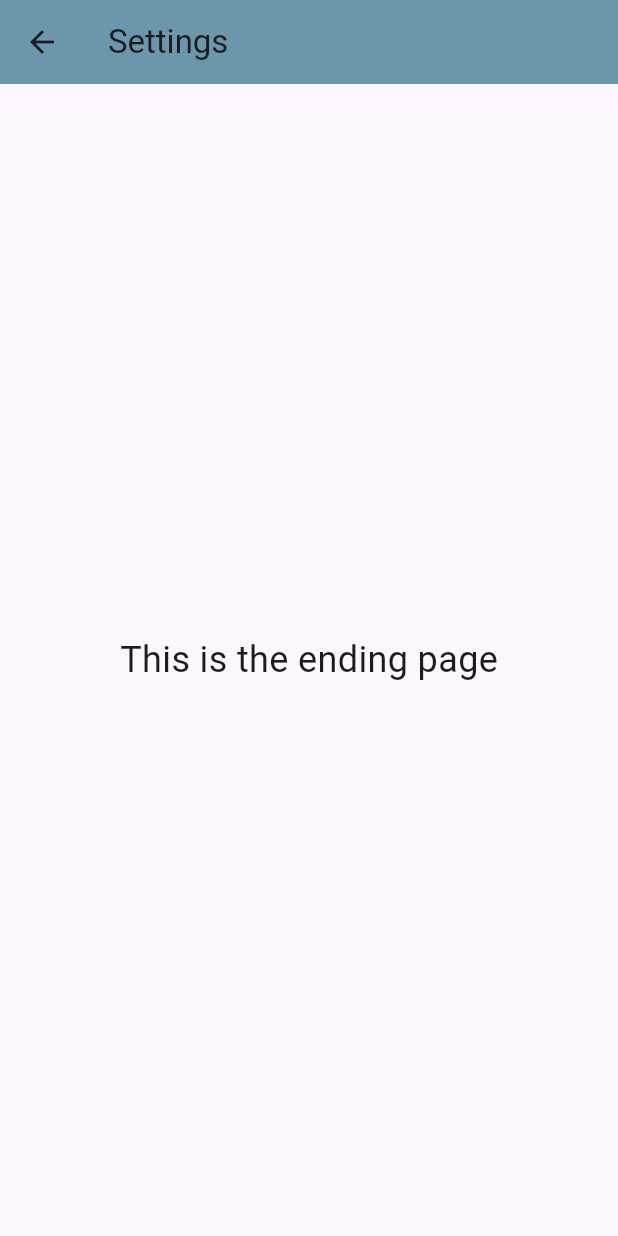
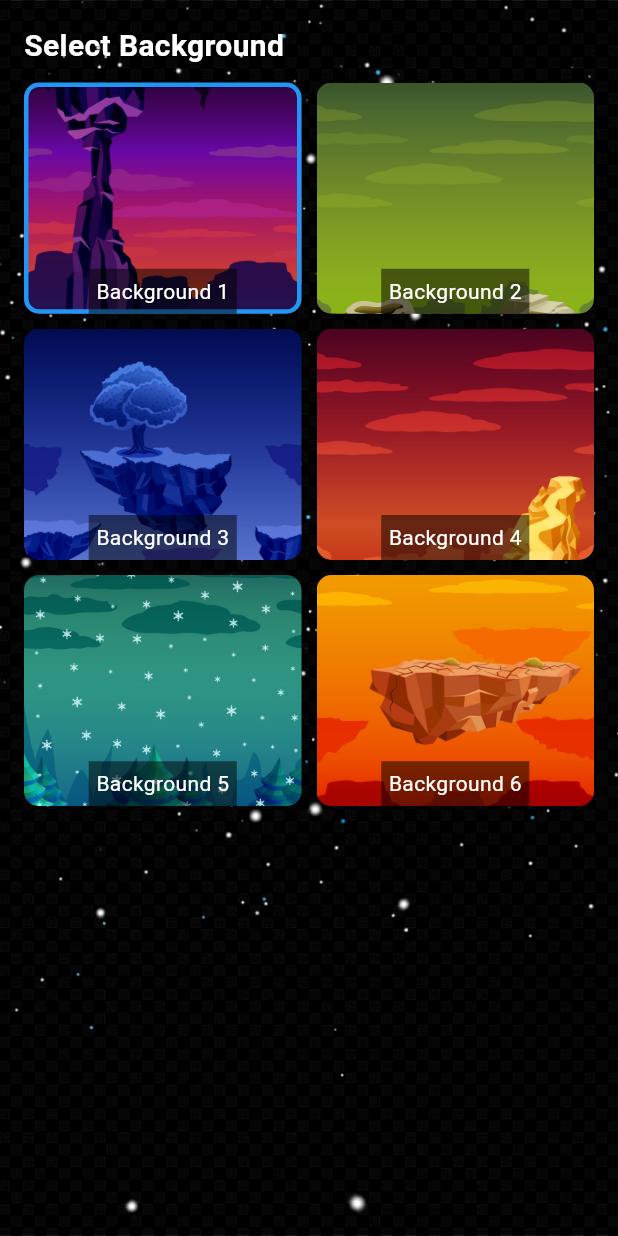
Before and after one commit to nazikanshaffAM/spello_onebysix, a Flutter app: the screen it shows after launch, after a tap on "SETTINGS", on a phone screen of 412 x 824 dp. Run offline on Flutter 3.47's test engine with Material 3 defaults, Android fonts, the phone set to English and light mode, and no system bars; our stand-ins replace animated_toggle_switch, fl_chart, flutter_slidable, shared_preferences, shelf, smooth_page_indicator; missing offline and left inert: record, shelf_router, tutorial_coach_mark.

Commit message:
feat: SettingsPage.dart updated

```diff
--- a/game1/lib/ApiService.dart
+++ b/game1/lib/ApiService.dart
@@ -3,7 +3,7 @@ import 'package:flutter/foundation.dart';
 import 'package:http/http.dart' as http;
 
 class ApiService {
-  static const String baseUrl = "http://192.168.58.48:5000";
+  static const String baseUrl = "http://192.168.107.48:5000";
 
   // Upload WAV file and get pronunciation accuracy
   static Future<int?> uploadAudio(String filePath) async {
--- a/game1/lib/GamePage.dart
+++ b/game1/lib/GamePage.dart
@@ -1,24 +1,45 @@
 import 'package:flutter/material.dart';
 import 'package:provider/provider.dart';
+import 'package:shared_preferences/shared_preferences.dart';
 import 'GameRules.dart';
 import 'AudioService.dart';
 
-class GamePage extends StatelessWidget {
+class GamePage extends StatefulWidget {
+  @override
+  _GamePageState createState() => _GamePageState();
+}
+
+class _GamePageState extends State<GamePage> {
   final AudioService _audioService = AudioService();
+  String backgroundImage = 'assets/images/b1.jpg'; // Default background
+
+  @override
+  void initState() {
+    super.initState();
+    _loadBackgroundImage();
+  }
+
+  // Load the selected background from SharedPreferences
+  Future<void> _loadBackgroundImage() async {
+    SharedPreferences prefs = await SharedPreferences.getInstance();
+    setState(() {
+      backgroundImage = prefs.getString("selectedBackground") ?? 'assets/images/b1.jpg';
+    });
+  }
 
   @override
   Widget build(BuildContext context) {
     return ChangeNotifierProvider(
-      create: (_) => GameRules(context), // ✅ Corrected context usage
+      create: (_) => GameRules(context),
       child: Scaffold(
         body: Consumer<GameRules>(
           builder: (context, gameRules, child) {
             return Stack(
               children: [
-                // 🖼 Background Image
+                // 🖼 Dynamic Background Image
                 Positioned.fill(
                   child: Image.asset(
-                    'assets/images/backgroundEndingPage.png',
+                    backgroundImage,
                     fit: BoxFit.cover,
                   ),
                 ),
@@ -89,7 +110,7 @@ class GamePage extends StatelessWidget {
                 Positioned(
                   bottom: 50,
                   right: 20,
-                  child: _buildMicButton(context), // ✅ Pass context
+                  child: _buildMicButton(context),
                 ),
               ],
             );
@@ -108,7 +129,7 @@ class GamePage extends StatelessWidget {
       onLongPressUp: () async {
         await _audioService.stopRecording();
 
-        var gameRules = Provider.of<GameRules>(context, listen: false); // ✅ Get the existing GameRules instance
+        var gameRules = Provider.of<GameRules>(context, listen: false);
         await _audioService.sendAudioToBackend(context, gameRules);
       },
       child: AnimatedContainer(
--- a/game1/lib/GameRules.dart
+++ b/game1/lib/GameRules.dart
@@ -1,4 +1,4 @@
-import 'dart:math';
+
 import 'package:flutter/material.dart';
 import 'ApiService.dart';
 import 'EndingPage.dart';
--- a/game1/lib/SettingsPage.dart
+++ b/game1/lib/SettingsPage.dart
@@ -1,20 +1,123 @@
 import 'package:flutter/material.dart';
+import 'package:shared_preferences/shared_preferences.dart';
 
-class Settingspage extends StatelessWidget {
-  const Settingspage({super.key});
+class SettingsPage extends StatefulWidget {
+  final Function(String) onBackgroundSelected; // Callback function
+
+  const SettingsPage({super.key, required this.onBackgroundSelected});
+
+  @override
+  _SettingsPageState createState() => _SettingsPageState();
+}
+
+class _SettingsPageState extends State<SettingsPage> {
+  List<String> backgroundImages = [
+    "assets/images/b1.jpg",
+    "assets/images/b2.jpg",
+    "assets/images/b3.jpg",
+    "assets/images/b4.jpg",
+    "assets/images/b5.jpg",
+    "assets/images/b6.jpg",
+  ];
+
+  String selectedBackground = "";
+
+  @override
+  void initState() {
+    super.initState();
+    _loadSelectedBackground();
+  }
+
+  // Load the saved background selection
+  Future<void> _loadSelectedBackground() async {
+    SharedPreferences prefs = await SharedPreferences.getInstance();
+    setState(() {
+      selectedBackground = prefs.getString("selectedBackground") ?? backgroundImages[0];
+    });
+  }
+
+  // Save the selected background
+  Future<void> _saveSelectedBackground(String background) async {
+    SharedPreferences prefs = await SharedPreferences.getInstance();
+    await prefs.setString("selectedBackground", background);
+    widget.onBackgroundSelected(background); // Notify the main screen
+    setState(() {
+      selectedBackground = background;
+    });
+  }
 
   @override
   Widget build(BuildContext context) {
     return Scaffold(
-      appBar: AppBar(
-        title: const Text('Settings'),
-        backgroundColor: const Color(0xFF6B96AB),
-      ),
-      body: const Center(
-        child: Text(
-          'This is the ending page',
-          style: TextStyle(fontSize: 24),
-        ),
+      body: Stack(
+        children: [
+          Positioned.fill(
+            child: Image.asset(
+              'assets/images/background.png',
+              fit: BoxFit.cover,
+            ),
+          ),
+          Padding(
+            padding: const EdgeInsets.all(16.0),
+            child: Column(
+              crossAxisAlignment: CrossAxisAlignment.start,
+              children: [
+                const Text(
+                  "Select Background",
+                  style: TextStyle(fontSize: 20, fontWeight: FontWeight.bold, color: Colors.white),
+                ),
+                const SizedBox(height: 10),
+                Expanded(
+                  child: GridView.builder(
+                    gridDelegate: const SliverGridDelegateWithFixedCrossAxisCount(
+                      crossAxisCount: 2, // 2 columns
+                      crossAxisSpacing: 10,
+                      mainAxisSpacing: 10,
+                      childAspectRatio: 1.2, // Adjust aspect ratio for better fit
+                    ),
+                    itemCount: backgroundImages.length,
+                    itemBuilder: (context, index) {
+                      String background = backgroundImages[index];
+                      return GestureDetector(
+                        onTap: () {
+                          _saveSelectedBackground(background);
+                        },
+                        child: Stack(
+                          alignment: Alignment.bottomCenter,
+                          children: [
+                            Container(
+                              decoration: BoxDecoration(
+                                borderRadius: BorderRadius.circular(10),
+                                border: Border.all(
+                                  color: selectedBackground == background
+                                      ? Colors.blue
+                                      : Colors.transparent,
+                                  width: 3,
+                                ),
+                                image: DecorationImage(
+                                  image: AssetImage(background),
+                                  fit: BoxFit.cover,
+                                ),
+                              ),
+                            ),
+                            Container(
+                              padding: const EdgeInsets.all(5),
+                              color: Colors.black.withOpacity(0.5),
+                              child: Text(
+                                "Background ${index + 1}",
+                                style: const TextStyle(color: Colors.white),
+                              ),
+                            ),
+                          ],
+                        ),
+                      );
+                    },
+                  ),
+                ),
+              ],
+            ),
+          ),
+        ],
       ),
     );
   }
--- a/game1/lib/StartPage.dart
+++ b/game1/lib/StartPage.dart
@@ -51,10 +51,15 @@ class _StartPageState extends State<StartPage> {
                       Navigator.push(
                         context,
                         MaterialPageRoute(
-                          builder: (context) => const Settingspage(),
+                          builder: (context) => SettingsPage(
+                            onBackgroundSelected: (String newBackground) {
+                              setState(() {}); // Refresh the UI after returning
+                            },
+                          ),
                         ),
                       );
                     }),
+
                     const SizedBox(height: 20),
                     _buildButton('HOW TO PLAY', () {
                       Navigator.push(
--- a/game1/lib/main.dart
+++ b/game1/lib/main.dart
@@ -9,9 +9,9 @@ void main() async {
 
   try {
     await backend.startServer(); // Start backend before launching UI
-    print("✅ Backend started successfully.");
+    print(" Backend started successfully.");
   } catch (e) {
-    print("❌ Error starting backend: $e");
+    print(" Error starting backend: $e");
   }
 
   runApp(const VoiceGameApp());
```
Also changed, not shown: game1/pubspec.yaml (+7 -0 lines), game1/assets/images/b1.jpg (added), game1/assets/images/b2.jpg (added), game1/assets/images/b3.jpg (added), game1/assets/images/b4.jpg (added), game1/assets/images/b5.jpg (added), game1/assets/images/b6.jpg (added), game1/pubspec.lock, 1 other file.
